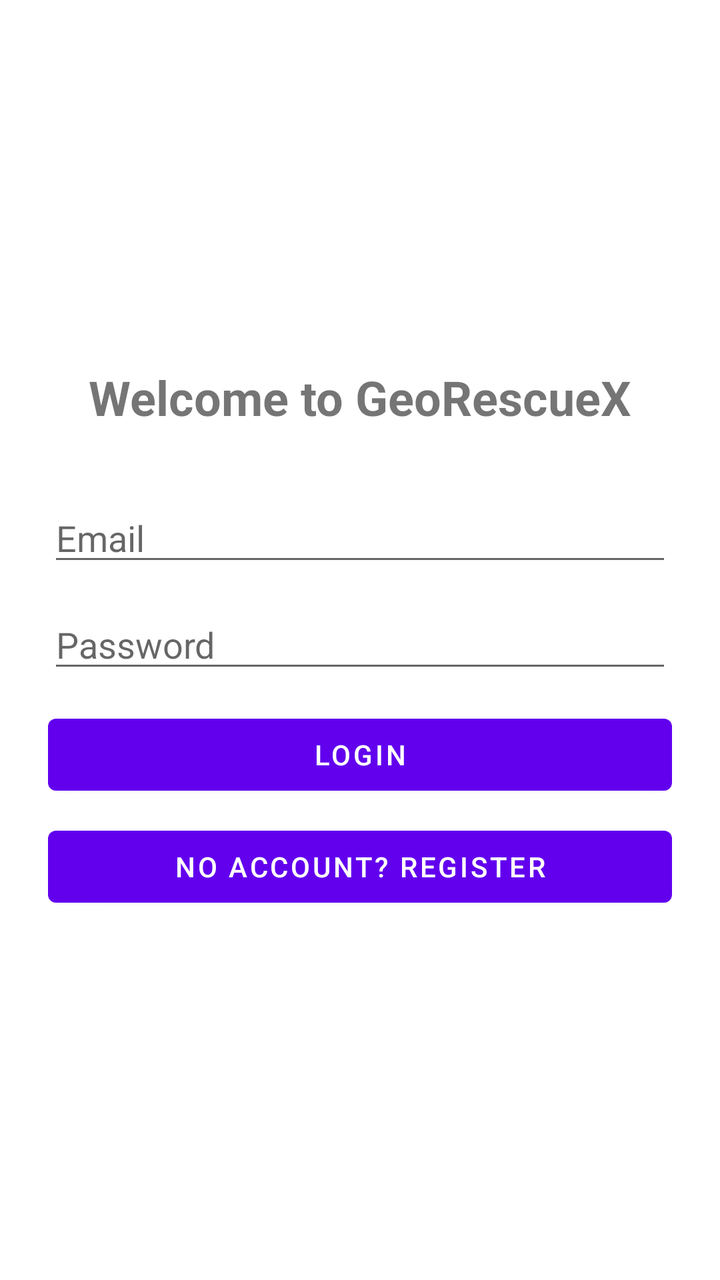
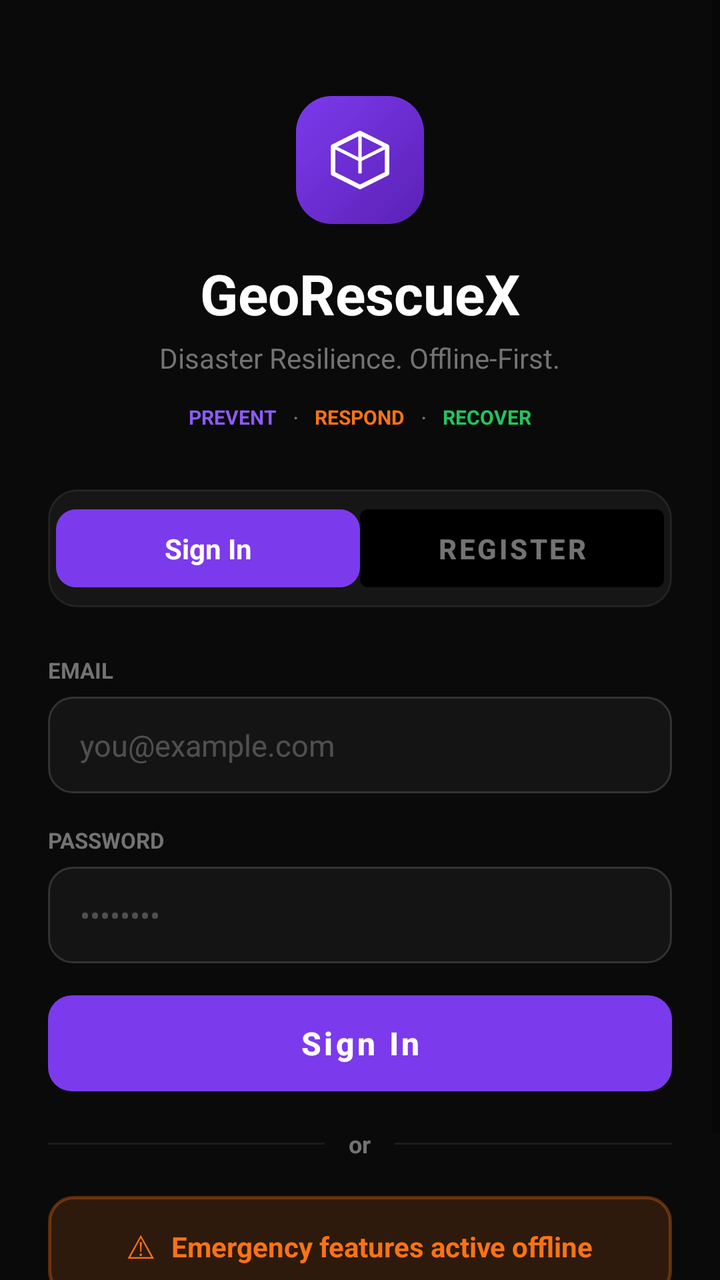

Screens rendered from an Android XML layout before and after an edit, with the pre-edit source and the edit as a unified diff.
<!-- AndroidManifest.xml: application theme Theme.GeoRescuX -->
<!-- res/layout/activity_login.xml -->
<?xml version="1.0" encoding="utf-8"?>
<LinearLayout xmlns:android="http://schemas.android.com/apk/res/android"
    android:layout_width="match_parent"
    android:layout_height="match_parent"
    android:gravity="center"
    android:orientation="vertical"
    android:padding="24dp">

    <TextView
        android:layout_width="wrap_content"
        android:layout_height="wrap_content"
        android:layout_marginBottom="32dp"
        android:text="Welcome to GeoRescueX"
        android:textSize="24sp"
        android:textStyle="bold" />

    <EditText
        android:id="@+id/editTextEmail"
        android:layout_width="match_parent"
        android:layout_height="wrap_content"
        android:layout_marginBottom="12dp"
        android:hint="Email"
        android:inputType="textEmailAddress" />

    <EditText
        android:id="@+id/editTextPassword"
        android:layout_width="match_parent"
        android:layout_height="wrap_content"
        android:layout_marginBottom="12dp"
        android:hint="Password"
        android:inputType="textPassword" />

    <TextView
        android:id="@+id/textViewError"
        android:layout_width="match_parent"
        android:layout_height="wrap_content"
        android:layout_marginBottom="12dp"
        android:textColor="#D32F2F"
        android:visibility="gone" />

    <Button
        android:id="@+id/buttonLogin"
        android:layout_width="match_parent"
        android:layout_height="wrap_content"
        android:text="Login" />

    <Button
        android:id="@+id/buttonGoToRegister"
        android:layout_width="match_parent"
        android:layout_height="wrap_content"
        android:layout_marginTop="8dp"
        android:text="No account? Register" />

</LinearLayout>
<!-- resources referenced by this layout -->
<resources>
  <style name="Theme.GeoRescuX" parent="Theme.MaterialComponents.DayNight.DarkActionBar">
          
          <item name="colorPrimary">@color/purple_500</item>
          <item name="colorPrimaryVariant">@color/purple_700</item>
          <item name="colorOnPrimary">@color/white</item>
          
          <item name="colorSecondary">@color/teal_200</item>
          <item name="colorSecondaryVariant">@color/teal_700</item>
          <item name="colorOnSecondary">@color/black</item>
          
          <item name="android:statusBarColor">?attr/colorPrimaryVariant</item>
          
      </style>
  <color name="purple_500">#FF6200EE</color>
  <color name="purple_700">#FF3700B3</color>
  <color name="teal_200">#FF03DAC5</color>
  <color name="teal_700">#FF018786</color>
  <color name="black">#FF000000</color>
  <!-- unchanged entries left out for length: 1 -->
</resources>

<!-- the commit's change to res/layout/activity_login.xml (unified diff, before → after) -->
@@ -1,54 +1,278 @@
 <?xml version="1.0" encoding="utf-8"?>
-<LinearLayout xmlns:android="http://schemas.android.com/apk/res/android"
+<ScrollView xmlns:android="http://schemas.android.com/apk/res/android"
+    xmlns:app="http://schemas.android.com/apk/res-auto"
     android:layout_width="match_parent"
     android:layout_height="match_parent"
-    android:gravity="center"
-    android:orientation="vertical"
-    android:padding="24dp">
-
-    <TextView
-        android:layout_width="wrap_content"
-        android:layout_height="wrap_content"
-        android:layout_marginBottom="32dp"
-        android:text="Welcome to GeoRescueX"
-        android:textSize="24sp"
-        android:textStyle="bold" />
-
-    <EditText
-        android:id="@+id/editTextEmail"
+    android:background="@color/bg_app"
+    android:fillViewport="true">
+
+    <LinearLayout
         android:layout_width="match_parent"
         android:layout_height="wrap_content"
-        android:layout_marginBottom="12dp"
-        android:hint="Email"
-        android:inputType="textEmailAddress" />
-
-    <EditText
-        android:id="@+id/editTextPassword"
-        android:layout_width="match_parent"
-        android:layout_height="wrap_content"
-        android:layout_marginBottom="12dp"
-        android:hint="Password"
-        android:inputType="textPassword" />
-
-    <TextView
-        android:id="@+id/textViewError"
-        android:layout_width="match_parent"
-        android:layout_height="wrap_content"
-        android:layout_marginBottom="12dp"
-        android:textColor="#D32F2F"
-        android:visibility="gone" />
-
-    <Button
-        android:id="@+id/buttonLogin"
-        android:layout_width="match_parent"
-        android:layout_height="wrap_content"
-        android:text="Login" />
-
-    <Button
-        android:id="@+id/buttonGoToRegister"
-        android:layout_width="match_parent"
-        android:layout_height="wrap_content"
-        android:layout_marginTop="8dp"
-        android:text="No account? Register" />
-
-</LinearLayout>
+        android:gravity="center_horizontal"
+        android:orientation="vertical"
+        android:paddingHorizontal="24dp"
+        android:paddingTop="48dp"
+        android:paddingBottom="32dp">
+
+        
+        <FrameLayout
+            android:layout_width="64dp"
+            android:layout_height="64dp"
+            android:layout_marginBottom="16dp"
+            android:background="@drawable/bg_logo_gradient">
+
+            <ImageView
+                android:layout_width="36dp"
+                android:layout_height="36dp"
+                android:layout_gravity="center"
+                android:contentDescription="@string/app_name"
+                android:src="@drawable/ic_shield_logo" />
+        </FrameLayout>
+
+        
+        <TextView
+            android:layout_width="wrap_content"
+            android:layout_height="wrap_content"
+            android:text="GeoRescueX"
+            android:textColor="@color/text_primary"
+            android:textSize="28sp"
+            android:textStyle="bold" />
+
+        <TextView
+            android:layout_width="wrap_content"
+            android:layout_height="wrap_content"
+            android:layout_marginTop="4dp"
+            android:text="Disaster Resilience. Offline-First."
+            android:textColor="@color/text_muted"
+            android:textSize="14sp" />
+
+        
+        <LinearLayout
+            android:layout_width="wrap_content"
+            android:layout_height="wrap_content"
+            android:layout_marginTop="12dp"
+            android:layout_marginBottom="28dp"
+            android:gravity="center_vertical"
+            android:orientation="horizontal">
+
+            <TextView
+                android:layout_width="wrap_content"
+                android:layout_height="wrap_content"
+                android:text="PREVENT"
+                android:textColor="@color/violet_light"
+                android:textSize="10sp"
+                android:textStyle="bold" />
+
+            <TextView
+                android:layout_width="wrap_content"
+                android:layout_height="wrap_content"
+                android:layout_marginHorizontal="8dp"
+                android:text="·"
+                android:textColor="@color/text_muted"
+                android:textSize="12sp" />
+
+            <TextView
+                android:layout_width="wrap_content"
+                android:layout_height="wrap_content"
+                android:text="RESPOND"
+                android:textColor="@color/hazard_orange"
+                android:textSize="10sp"
+                android:textStyle="bold" />
+
+            <TextView
+                android:layout_width="wrap_content"
+                android:layout_height="wrap_content"
+                android:layout_marginHorizontal="8dp"
+                android:text="·"
+                android:textColor="@color/text_muted"
+                android:textSize="12sp" />
+
+            <TextView
+                android:layout_width="wrap_content"
+                android:layout_height="wrap_content"
+                android:text="RECOVER"
+                android:textColor="@color/safe_green"
+                android:textSize="10sp"
+                android:textStyle="bold" />
+        </LinearLayout>
+
+        
+        <LinearLayout
+            android:layout_width="match_parent"
+            android:layout_height="wrap_content"
+            android:layout_marginBottom="24dp"
+            android:background="@drawable/bg_tab_container"
+            android:orientation="horizontal">
+
+            <TextView
+                android:layout_width="0dp"
+                android:layout_height="wrap_content"
+                android:layout_weight="1"
+                android:background="@drawable/bg_tab_active"
+                android:gravity="center"
+                android:paddingVertical="10dp"
+                android:text="Sign In"
+                android:textColor="@color/text_primary"
+                android:textSize="14sp"
+                android:textStyle="bold" />
+
+            <Button
+                android:id="@+id/buttonGoToRegister"
+                android:layout_width="0dp"
+                android:layout_height="wrap_content"
+                android:layout_weight="1"
+                android:background="@null"
+                android:gravity="center"
+                android:minHeight="0dp"
+                android:paddingVertical="10dp"
+                android:stateListAnimator="@null"
+                android:text="Register"
+                android:textColor="@color/text_muted"
+                android:textSize="14sp"
+                android:textStyle="bold"
+                app:backgroundTint="@null" />
+        </LinearLayout>
+
+        
+        <LinearLayout
+            android:layout_width="match_parent"
+            android:layout_height="wrap_content"
+            android:orientation="vertical">
+
+            <TextView
+                android:layout_width="wrap_content"
+                android:layout_height="wrap_content"
+                android:layout_marginBottom="6dp"
+                android:text="EMAIL"
+                android:textColor="@color/text_muted"
+                android:textSize="11sp"
+                android:textStyle="bold" />
+
+            <EditText
+                android:id="@+id/editTextEmail"
+                android:layout_width="match_parent"
+                android:layout_height="wrap_content"
+                android:layout_marginBottom="16dp"
+                android:background="@drawable/bg_input_field"
+                android:hint="you@example.com"
+                android:inputType="textEmailAddress"
+                android:textColor="@color/text_primary"
+                android:textColorHint="@color/text_subtle"
+                android:textSize="15sp" />
+
+            <TextView
+                android:layout_width="wrap_content"
+                android:layout_height="wrap_content"
+                android:layout_marginBottom="6dp"
+                android:text="PASSWORD"
+                android:textColor="@color/text_muted"
+                android:textSize="11sp"
+                android:textStyle="bold" />
+
+            <EditText
+                android:id="@+id/editTextPassword"
+                android:layout_width="match_parent"
+                android:layout_height="wrap_content"
+                android:layout_marginBottom="16dp"
+                android:background="@drawable/bg_input_field"
+                android:hint="••••••••"
+                android:inputType="textPassword"
+                android:textColor="@color/text_primary"
+                android:textColorHint="@color/text_subtle"
+                android:textSize="15sp" />
+
+            
+            <TextView
+                android:id="@+id/textViewError"
+                android:layout_width="match_parent"
+                android:layout_height="wrap_content"
+                android:layout_marginBottom="16dp"
+                android:background="@drawable/bg_card_dark"
+                android:padding="12dp"
+                android:textColor="@color/text_error"
+                android:textSize="13sp"
+                android:visibility="gone" />
+
+            
+            <Button
+                android:id="@+id/buttonLogin"
+                android:layout_width="match_parent"
+                android:layout_height="wrap_content"
+                android:background="@drawable/bg_button_violet"
+                android:stateListAnimator="@null"
+                android:text="Sign In"
+                android:textAllCaps="false"
+                android:textColor="@color/text_primary"
+                android:textSize="16sp"
+                android:textStyle="bold"
+                app:backgroundTint="@null" />
+
+            
+            <LinearLayout
+                android:layout_width="match_parent"
+                android:layout_height="wrap_content"
+                android:layout_marginVertical="18dp"
+                android:gravity="center_vertical"
+                android:orientation="horizontal">
+
+                <View
+                    android:layout_width="0dp"
+                    android:layout_height="1dp"
+                    android:layout_weight="1"
+                    android:background="@color/divider_subtle" />
+
+                <TextView
+                    android:layout_width="wrap_content"
+                    android:layout_height="wrap_content"
+                    android:layout_marginHorizontal="12dp"
+                    android:text="or"
+                    android:textColor="@color/text_muted"
+                    android:textSize="12sp"
+                    android:textStyle="bold" />
+
+                <View
+                    android:layout_width="0dp"
+                    android:layout_height="1dp"
+                    android:layout_weight="1"
+                    android:background="@color/divider_subtle" />
+            </LinearLayout>
+
+            
+            <LinearLayout
+                android:layout_width="match_parent"
+                android:layout_height="wrap_content"
+                android:background="@drawable/bg_button_offline_outline"
+                android:gravity="center"
+                android:orientation="horizontal"
+                android:padding="14dp">
+
+                <TextView
+                    android:layout_width="wrap_content"
+                    android:layout_height="wrap_content"
+                    android:layout_marginEnd="8dp"
+                    android:text="⚠"
+                    android:textColor="@color/hazard_orange"
+                    android:textSize="16sp" />
+
+                <TextView
+                    android:layout_width="wrap_content"
+                    android:layout_height="wrap_content"
+                    android:text="Emergency features active offline"
+                    android:textColor="@color/hazard_orange"
+                    android:textSize="14sp"
+                    android:textStyle="bold" />
+            </LinearLayout>
+
+            <TextView
+                android:layout_width="match_parent"
+                android:layout_height="wrap_content"
+                android:layout_marginTop="12dp"
+                android:gravity="center"
+                android:text="All local SOS and offline routing features work without network."
+                android:textColor="@color/text_muted"
+                android:textSize="12sp" />
+        </LinearLayout>
+
+    </LinearLayout>
+</ScrollView>
<!-- resource entries referenced after the edit -->
@@ -1,23 +1,177 @@
 <!-- resources referenced by this layout -->
 <resources>
-  <style name="Theme.GeoRescuX" parent="Theme.MaterialComponents.DayNight.DarkActionBar">
+  <color name="bg_app">#0A0A0A</color>
+  <color name="divider_subtle">#14FFFFFF</color>
+  <color name="hazard_orange">#F97316</color>
+  <color name="safe_green">#22C55E</color>
+  <color name="text_error">#EF4444</color>
+  <color name="text_muted">#737373</color>
+  <color name="text_primary">#FFFFFF</color>
+  <color name="text_subtle">#40FFFFFF</color>
+  <color name="violet_light">#8B5CF6</color>
+  <!-- drawable bg_button_offline_outline (drawable) -->
+  <?xml version="1.0" encoding="utf-8"?>
+  <ripple xmlns:android="http://schemas.android.com/apk/res/android"
+      android:color="#33F97316">
+      <item>
+          <shape android:shape="rectangle">
+              <solid android:color="@color/hazard_dim" />
+              <corners android:radius="12dp" />
+              <stroke
+                  android:width="1.5dp"
+                  android:color="@color/hazard_border" />
+              <padding
+                  android:bottom="14dp"
+                  android:top="14dp" />
+          </shape>
+      </item>
+  </ripple>
+  <!-- drawable bg_button_violet (drawable) -->
+  <?xml version="1.0" encoding="utf-8"?>
+  <ripple xmlns:android="http://schemas.android.com/apk/res/android"
+      android:color="#4DFFFFFF">
+      <item>
+          <shape android:shape="rectangle">
+              <solid android:color="@color/violet_accent" />
+              <corners android:radius="12dp" />
+              <padding
+                  android:bottom="14dp"
+                  android:top="14dp" />
+          </shape>
+      </item>
+  </ripple>
+  <!-- drawable bg_card_dark (drawable) -->
+  <?xml version="1.0" encoding="utf-8"?>
+  <shape xmlns:android="http://schemas.android.com/apk/res/android"
+      android:shape="rectangle">
+      <solid android:color="@color/bg_card" />
+      <corners android:radius="16dp" />
+      <stroke
+          android:width="1dp"
+          android:color="@color/divider_subtle" />
+  </shape>
+  <!-- drawable bg_input_field (drawable) -->
+  <?xml version="1.0" encoding="utf-8"?>
+  <selector xmlns:android="http://schemas.android.com/apk/res/android">
+      <item android:state_focused="true">
+          <shape android:shape="rectangle">
+              <solid android:color="@color/bg_input" />
+              <corners android:radius="12dp" />
+              <stroke
+                  android:width="1.5dp"
+                  android:color="@color/violet_accent" />
+              <padding
+                  android:bottom="14dp"
+                  android:left="16dp"
+                  android:right="16dp"
+                  android:top="14dp" />
+          </shape>
+      </item>
+      <item>
+          <shape android:shape="rectangle">
+              <solid android:color="@color/bg_input" />
+              <corners android:radius="12dp" />
+              <stroke
+                  android:width="1dp"
+                  android:color="@color/border_light" />
+              <padding
+                  android:bottom="14dp"
+                  android:left="16dp"
+                  android:right="16dp"
+                  android:top="14dp" />
+          </shape>
+      </item>
+  </selector>
+  <!-- drawable bg_logo_gradient (drawable) -->
+  <?xml version="1.0" encoding="utf-8"?>
+  <shape xmlns:android="http://schemas.android.com/apk/res/android"
+      android:shape="rectangle">
+      <gradient
+          android:angle="315"
+          android:endColor="#5B21B6"
+          android:startColor="#7C3AED" />
+      <corners android:radius="18dp" />
+  </shape>
+  <!-- drawable bg_tab_active (drawable) -->
+  <?xml version="1.0" encoding="utf-8"?>
+  <shape xmlns:android="http://schemas.android.com/apk/res/android"
+      android:shape="rectangle">
+      <solid android:color="@color/violet_accent" />
+      <corners android:radius="10dp" />
+      <padding
+          android:bottom="8dp"
+          android:left="16dp"
+          android:right="16dp"
+          android:top="8dp" />
+  </shape>
+  <!-- drawable bg_tab_container (drawable) -->
+  <?xml version="1.0" encoding="utf-8"?>
+  <shape xmlns:android="http://schemas.android.com/apk/res/android"
+      android:shape="rectangle">
+      <solid android:color="@color/bg_surface" />
+      <corners android:radius="14dp" />
+      <stroke
+          android:width="1dp"
+          android:color="@color/divider_subtle" />
+      <padding
+          android:bottom="4dp"
+          android:left="4dp"
+          android:right="4dp"
+          android:top="4dp" />
+  </shape>
+  <!-- drawable ic_shield_logo (drawable) -->
+  <?xml version="1.0" encoding="utf-8"?>
+  <vector xmlns:android="http://schemas.android.com/apk/res/android"
+      android:width="48dp"
+      android:height="48dp"
+      android:viewportWidth="32"
+      android:viewportHeight="32">
+      <path
+          android:pathData="M16,4 L4,10 v12 l12,6 12,-6 V10 L16,4 z"
+          android:strokeColor="#FFFFFF"
+          android:strokeLineJoin="round"
+          android:strokeWidth="2" />
+      <path
+          android:pathData="M16,4 v18 M4,10 l12,6 12,-6"
+          android:strokeColor="#FFFFFF"
+          android:strokeLineJoin="round"
+          android:strokeWidth="1.5" />
+  </vector>
+  <string name="app_name">GeoRescuX</string>
+  <style name="Theme.GeoRescuX" parent="Theme.MaterialComponents.DayNight.NoActionBar">
           
-          <item name="colorPrimary">@color/purple_500</item>
-          <item name="colorPrimaryVariant">@color/purple_700</item>
+          <item name="colorPrimary">@color/violet_accent</item>
+          <item name="colorPrimaryVariant">@color/bg_app</item>
           <item name="colorOnPrimary">@color/white</item>
           
-          <item name="colorSecondary">@color/teal_200</item>
-          <item name="colorSecondaryVariant">@color/teal_700</item>
-          <item name="colorOnSecondary">@color/black</item>
+          <item name="colorSecondary">@color/violet_light</item>
+          <item name="colorSecondaryVariant">@color/violet_dim</item>
+          <item name="colorOnSecondary">@color/white</item>
           
-          <item name="android:statusBarColor">?attr/colorPrimaryVariant</item>
+          <item name="android:windowBackground">@color/bg_app</item>
+          <item name="colorSurface">@color/bg_surface</item>
+          <item name="colorOnSurface">@color/text_primary</item>
           
+          <item name="android:statusBarColor">@color/bg_app</item>
+          <item name="android:navigationBarColor">@color/bg_app</item>
+          
+          <item name="materialCardViewStyle">@style/Widget.GeoRescuX.Card</item>
       </style>
-  <color name="purple_500">#FF6200EE</color>
-  <color name="purple_700">#FF3700B3</color>
-  <color name="teal_200">#FF03DAC5</color>
-  <color name="teal_700">#FF018786</color>
-  <color name="black">#FF000000</color>
+  <color name="hazard_dim">#26F97316</color>
+  <color name="hazard_border">#55F97316</color>
+  <color name="violet_accent">#7C3AED</color>
+  <color name="bg_card">#1E1E1E</color>
+  <color name="bg_input">#141414</color>
+  <color name="border_light">#26FFFFFF</color>
+  <color name="bg_surface">#161616</color>
+  <color name="violet_dim">#267C3AED</color>
+  <style name="Widget.GeoRescuX.Card" parent="Widget.MaterialComponents.CardView">
+          <item name="cardBackgroundColor">@color/bg_card</item>
+          <item name="cardCornerRadius">16dp</item>
+          <item name="cardElevation">0dp</item>
+          <item name="strokeColor">@color/divider_subtle</item>
+          <item name="strokeWidth">1dp</item>
+      </style>
   <!-- unchanged entries left out for length: 1 -->
 </resources>
 
